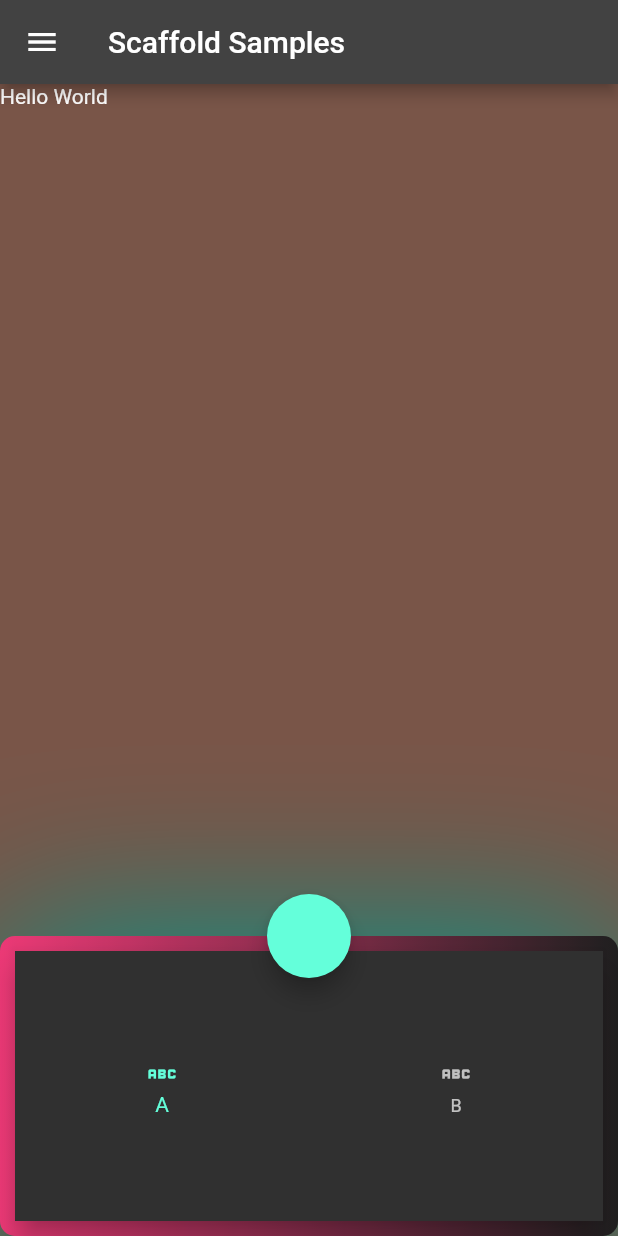
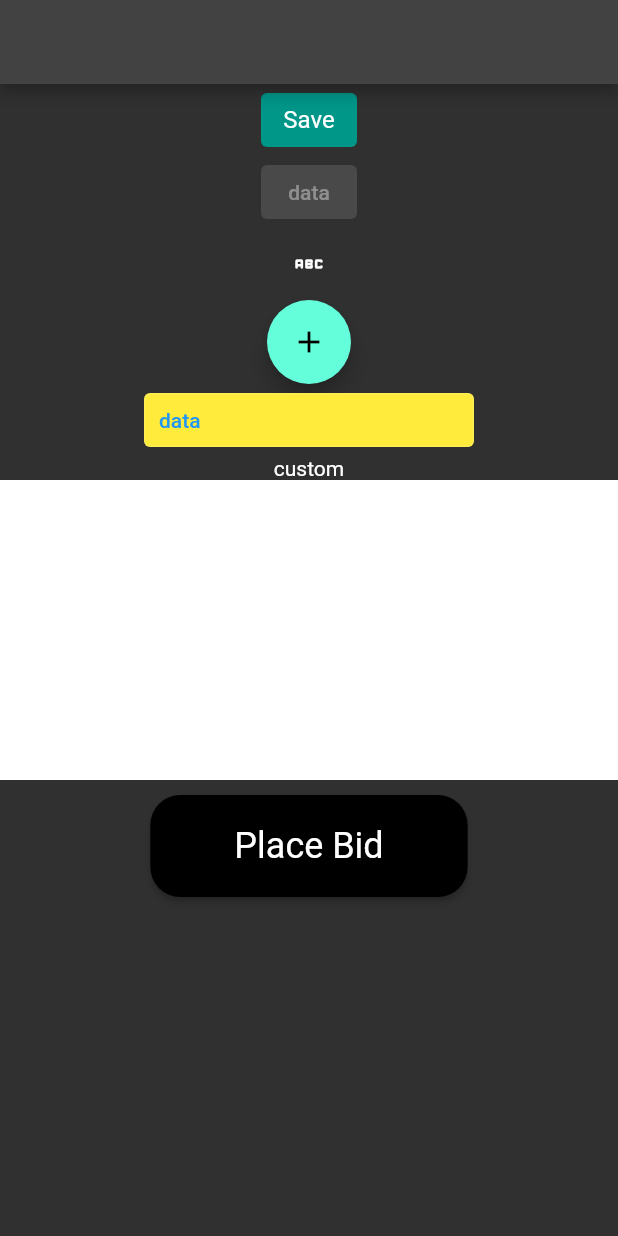
Before and after one commit to neslihanatasever/flutter_full_learnn, a Flutter app: the screen it shows after launch, on a phone screen of 412 x 824 dp. Run offline on Flutter 3.47's test engine with Material 2 defaults, Android fonts, the phone set to English and light mode, and no system bars.

Commit message:
button_learn.dart

```diff
--- /dev/null
+++ b/lib/101/button_learn.dart
@@ -0,0 +1,64 @@
+import 'package:flutter/material.dart';
+
+class ButtonLearn extends StatelessWidget {
+  const ButtonLearn({Key? key}) : super(key: key);
+
+  @override
+  Widget build(BuildContext context) {
+    return Scaffold(
+      appBar: AppBar(),
+      body: Column(
+        children: [
+          TextButton(
+            //1
+            child: Text('Save', style: Theme.of(context).textTheme.subtitle1),
+            style: ButtonStyle(backgroundColor: MaterialStateProperty.resolveWith((states) {
+              if (states.contains(MaterialState.pressed)) {
+                return Colors.green;
+              }
+              return Colors.teal;
+            })),
+            onPressed: () {},
+          ),
+          const ElevatedButton(onPressed: null, child: Text('data')), //2
+          IconButton(onPressed: () {}, icon: const Icon(Icons.abc_rounded)), //3
+          FloatingActionButton(
+            //4
+            onPressed: () {
+              //servise istek atma
+              //sayfanın rengini düzenleme
+            },
+            child: const Icon(Icons.add),
+          ),
+            OutlinedButton(
+                style: OutlinedButton.styleFrom(backgroundColor: Colors.yellow, padding: const EdgeInsets.all(10)),
+                onPressed: () {},
+                child: const SizedBox(width: 200, child: Text('data'))), //5
+          // OutlinedButton.icon(onPressed: () {}, icon: const Icon(Icons.abc), label: const Text('neslihan')), icon ve textin yanyana olduğu bir property
+          InkWell(
+            //6
+            onTap: () {},
+            child: const Text('custom'),
+          ),
+          Container(
+            height: 200,
+            color: Colors.white,
+          ),
+          const SizedBox(height: 10),
+          ElevatedButton(
+            style: ElevatedButton.styleFrom(primary: Colors.black, shape: const RoundedRectangleBorder(borderRadius: BorderRadius.all(Radius.circular(20)))),
+            onPressed: () {},
+            child: Padding(
+              padding: const EdgeInsets.only(top:20, bottom:20, right: 40, left: 40),
+              child: Text('Place Bid',
+              style: Theme.of(context).textTheme.headline5,
+          ),
+            ))
+        ],
+      ),
+    );
+  }
+}
+
+// Borders:
+// CircleBorder(), RoundedRectangleBorder()
--- a/lib/main.dart
+++ b/lib/main.dart
@@ -1,5 +1,6 @@
 import 'package:flutter/material.dart';
 import 'package:flutter_full_learn/101/text_learn.dart';
+import '101/button_learn.dart';
 import '101/container_sized_box_learn.dart';
 import '101/scaffold_learn.dart';
 
@@ -16,7 +17,7 @@ class MyApp extends StatelessWidget {
       title: 'Flutter Demo',
       debugShowCheckedModeBanner: false,
       theme: ThemeData.dark(),
-      home: ScaffoldLearnView(),
+      home: const  ButtonLearn(),
     );
   }
 }
```
